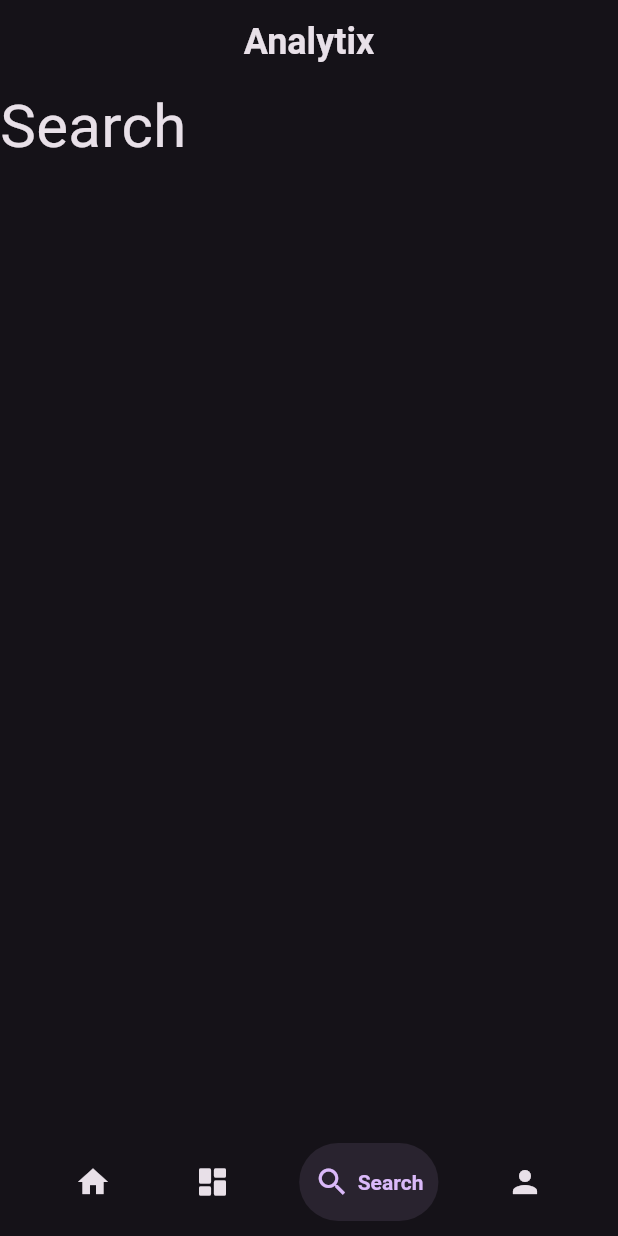
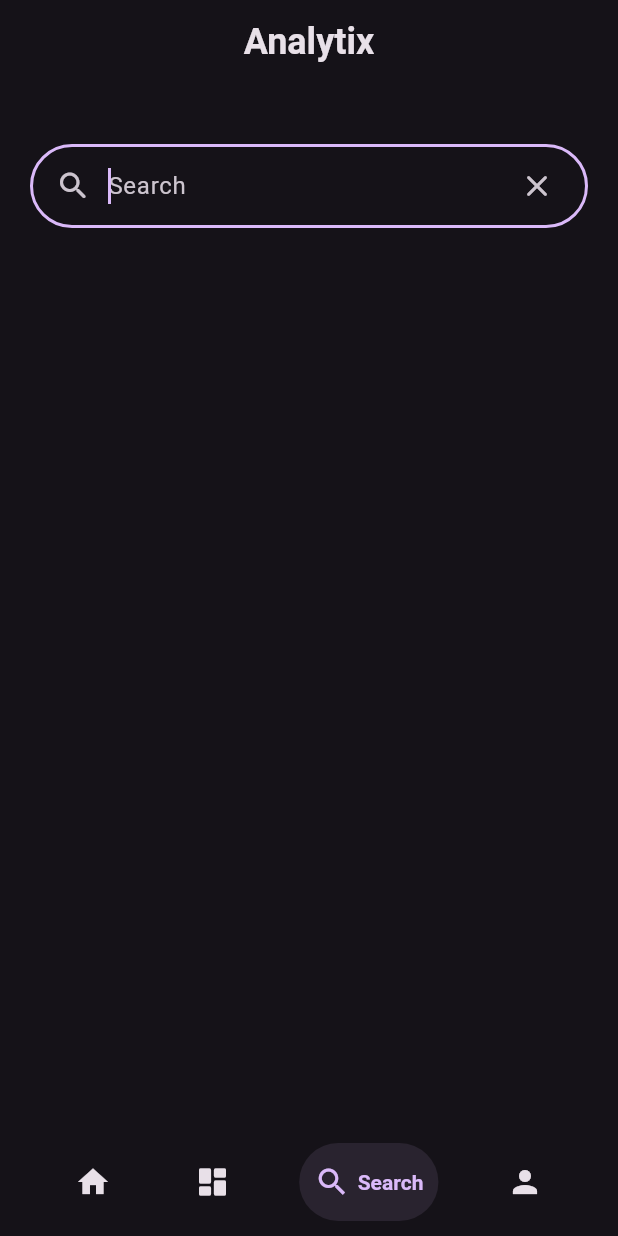
Before and after one commit to Black-J08/Analytix, a Flutter app: the screen it shows after launch, item 3 of the bottom bar chosen, on a phone screen of 412 x 824 dp. Run offline on Flutter 3.47's test engine with Material 2 defaults, Android fonts, the phone set to English and light mode, and no system bars; drawn by our look-alikes of salomon_bottom_bar; our stand-ins replace go_router.

Commit message:
Added search bar with suggestions in search page
- Added search bar with suggestions
- Added http package
- Using yahoo finance search assist url

```diff
--- a/lib/screens/search/search.dart
+++ b/lib/screens/search/search.dart
@@ -1,4 +1,5 @@
 import 'package:flutter/material.dart';
+import 'package:analytix/screens/search/search_bar.dart';
 
 class SearchScreen extends StatelessWidget {
   const SearchScreen({super.key});
@@ -9,13 +10,10 @@
       appBar: AppBar(
         title: const Text("Analytix"),
       ),
-      body: Text(
-        "Search",
-        style: TextStyle(
-          color: Theme.of(context).colorScheme.onBackground,
-          fontSize: 40,
-        ),
-      ),
+        body: const Padding(
+          padding: EdgeInsets.all(20),
+          child: SearchBarSuggestion(),
+        )
     );
   }
 }
--- /dev/null
+++ b/lib/screens/search/search_bar.dart
@@ -0,0 +1,130 @@
+import 'package:analytix/shared/yahoo_finance/search_assist.dart';
+import 'package:flutter/material.dart';
+
+class SearchBarSuggestion extends StatefulWidget {
+  const SearchBarSuggestion({super.key});
+
+  @override
+  State<SearchBarSuggestion> createState() => _SearchBarSuggestionState();
+}
+
+class _SearchBarSuggestionState extends State<SearchBarSuggestion> {
+  String _searchText = '';
+  final TextEditingController _searchFieldController = TextEditingController();
+
+  Future<List<dynamic>> _getSuggestions() async {
+    List<dynamic> x = [];
+    if (_searchText.isNotEmpty) {
+      x = await searchAssist(_searchText);
+    }
+    return x;
+  }
+
+  @override
+  Widget build(BuildContext context) {
+    return Column(
+      children: [
+        const SizedBox(
+          height: 20,
+        ),
+        TextField(
+          autocorrect: false,
+          autofocus: true,
+          controller: _searchFieldController,
+          maxLines: 1,
+          decoration: InputDecoration(
+            border: OutlineInputBorder(borderRadius: BorderRadius.circular(50)),
+            hintText: "Search",
+            prefixIcon: const Padding(
+              padding: EdgeInsets.fromLTRB(10, 0, 0, 0),
+              child: Icon(Icons.search_rounded),
+            ),
+            suffixIcon: Padding(
+              padding: const EdgeInsets.fromLTRB(0, 0, 10, 0),
+              child: IconButton(
+                onPressed: () {
+                  _searchFieldController.clear();
+                },
+                icon: const Icon(Icons.close_rounded),
+              ),
+            ),
+          ),
+          onChanged: (value) {
+            setState(() {
+              _searchText = value;
+            });
+          },
+        ),
+        Expanded(
+          child: FutureBuilder(
+            future: _getSuggestions(),
+            builder: (context, snapshot) {
+              switch (snapshot.connectionState) {
+                case ConnectionState.waiting:
+                  return const Center(
+                    child: SizedBox(
+                      height: 8,
+                      width: 400,
+                      child: LinearProgressIndicator(),
+                    ),
+                  );
+                case ConnectionState.done:
+                  return ListView.builder(
+                      itemCount: snapshot.data?.length,
+                      itemBuilder: (_, index) {
+                        String stockName = snapshot.data?[index]['name'];
+                        String stockSymbol = snapshot.data?[index]['symbol'];
+                        String stockExchange = snapshot.data?[index]['exchDisp'];
+                        String stockType = snapshot.data?[index]['typeDisp'];
+
+                        return Container(
+                          height: 100,
+                          padding: const EdgeInsets.only(top: 10),
+                          child: Card(
+                            child: Column(
+                              mainAxisAlignment: MainAxisAlignment.spaceEvenly,
+                              children: [
+                                Text(
+                                  stockName,
+                                  style: const TextStyle(
+                                    fontSize: 20,
+                                    fontWeight: FontWeight.bold,
+                                  ),
+                                ),
+                                Row(
+                                  children: [
+                                    Expanded(
+                                      child: Text(
+                                        stockExchange,
+                                        textAlign: TextAlign.center,
+                                      ),
+                                    ),
+                                    Expanded(
+                                      child: Text(
+                                        stockSymbol,
+                                        textAlign: TextAlign.center,
+                                      ),
+                                    ),
+                                    Expanded(
+                                      child: Text(
+                                        stockType,
+                                        textAlign: TextAlign.center,
+                                      ),
+                                    ),
+                                  ],
+                                )
+                              ],
+                            ),
+                          ),
+                        );
+                      });
+                default:
+                  return const Text("Error");
+              }
+            },
+          ),
+        )
+      ],
+    );
+  }
+}
--- a/pubspec.yaml
+++ b/pubspec.yaml
@@ -37,6 +37,7 @@
   cupertino_icons: ^1.0.2
   salomon_bottom_bar: ^3.3.2
   go_router: ^10.0.0
+  http: ^1.1.0
 
 dev_dependencies:
   flutter_test:
```
Also changed, not shown: lib/shared/yahoo_finance/search_assist.dart (added, +18 -0 lines), pubspec.lock.
